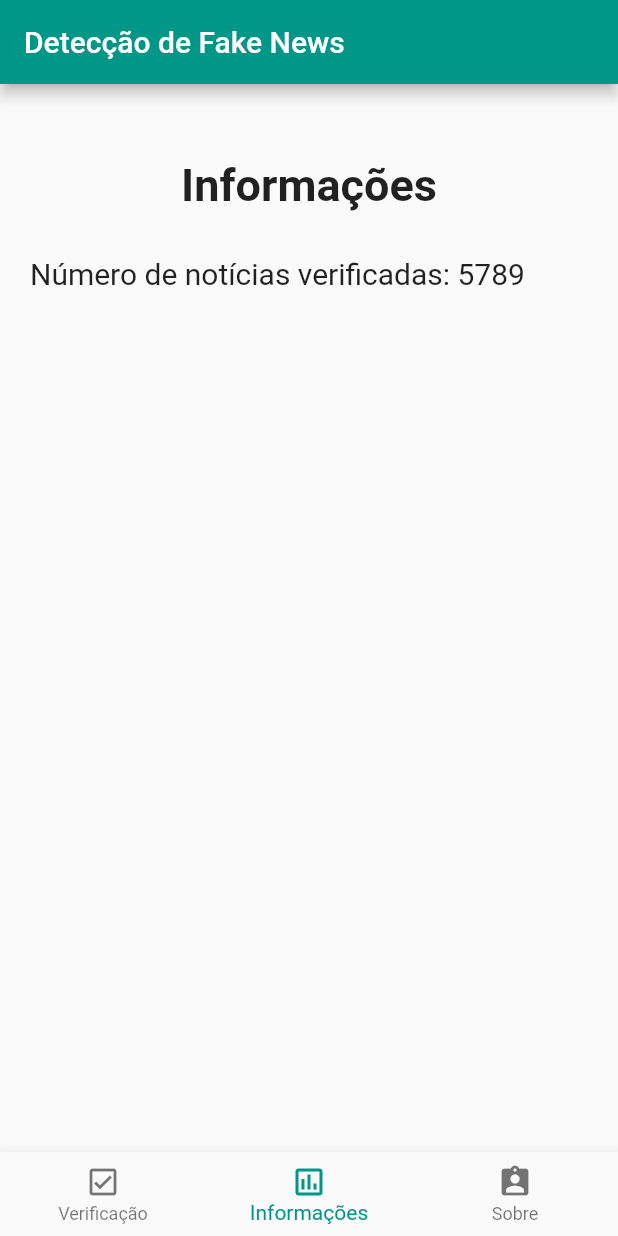
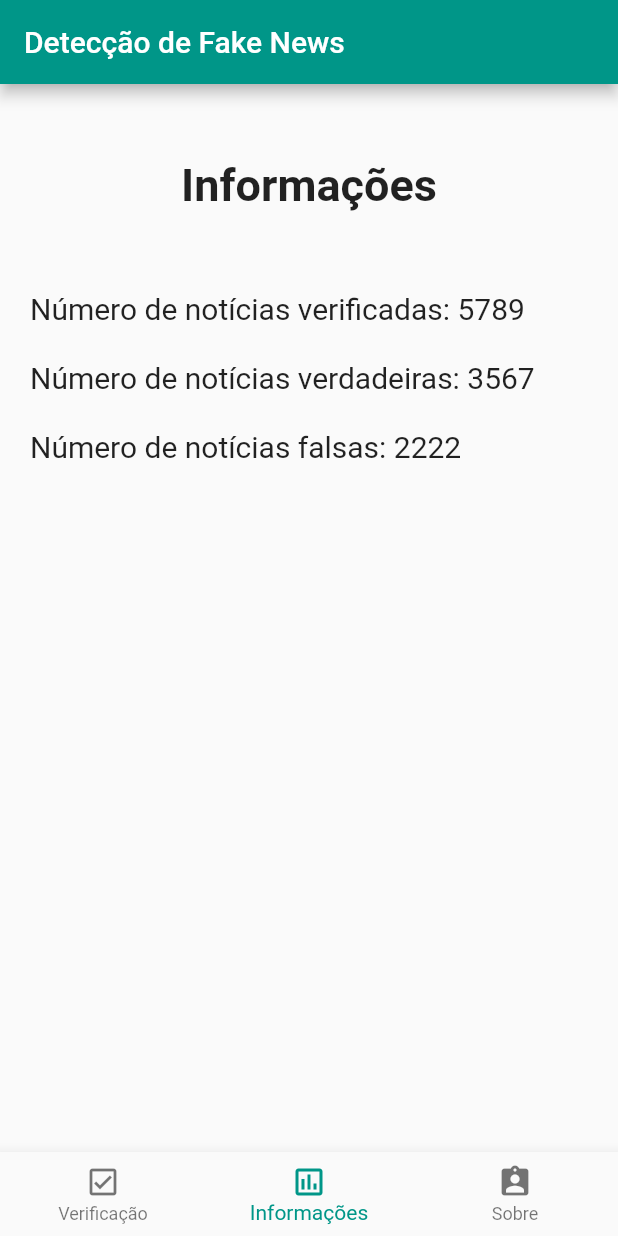
Before and after one commit to omathiasschulz/flutter_app_example, a Flutter app: the screen it shows after launch, item 2 of the bottom bar chosen, on a phone screen of 412 x 824 dp. Run offline on Flutter 3.47's test engine with Material 2 defaults, Android fonts, the light colour scheme and no system bars; our stand-ins replace splashscreen.

Commit message:
[UPD] Atualizado os contadores e a pagina de informaçoes

```diff
--- a/lib/main.dart
+++ b/lib/main.dart
@@ -31,7 +31,7 @@ class _HomePageState extends State<HomePage> {
     return Stack(
       children: <Widget>[
         SplashScreen(
-          seconds: 1,
+          seconds: 4,
           gradientBackground: LinearGradient(
             begin: Alignment.topRight,
             end: Alignment.bottomLeft,
@@ -189,7 +189,6 @@ class PageVerificacao extends StatelessWidget {
                     // valida se os campos foram preenchidos corretamente
                     if (_formKey.currentState.validate()) {
                       _formKey.currentState.save();
-                      numNoticias += 1;
                       // reseta o formulário
                       _formKey.currentState.reset();
                       var mensagem = validaNoticia(_noticia);
@@ -235,14 +234,16 @@ validaNoticia(var _noticia) {
   var typeNews = rng.nextInt(2);
   print('Tipo da notícia: ' + typeNews.toString());
   print('[1 - Fake news | 0 - True news]');
+  numNoticias += 1;
 
   // se o número for 1 é uma fake news
   // se o número for 0 é uma true news
   if (typeNews == 1) {
-    return 'Notícia identificada como fake news! ';
-  } else {
-    return 'Notícia identificada como fake news! ';
+    numNoticiasFalse += 1;
+    return 'Notícia identificada como uma falsa notícia! ';
   }
+  numNoticiasTrue += 1;
+  return 'Notícia identificada como uma verdadeira notícia! ';
 }
 
 // pagina de informações sobre as notícias
@@ -265,12 +266,15 @@ class PageInformacoes extends StatelessWidget {
               Padding(
                 padding: EdgeInsets.only(top: 30),
                 child: Align(
-                  alignment: Alignment.centerLeft,
-                  child: Text(
-                    'Número de notícias verificadas: '
-                       + numNoticias.toString(),
-                    style: TextStyle(fontSize: 20),
-                  ),
+                  alignment: Alignment.topLeft,
+                  child: Column (children: [
+                    Text(
+                      '\nNúmero de notícias verificadas: ' + numNoticias.toString()
+                      + '\n\nNúmero de notícias verdadeiras: ' + numNoticiasTrue.toString()
+                      + '\n\nNúmero de notícias falsas: ' + numNoticiasFalse.toString(),
+                      style: TextStyle(fontSize: 20),
+                    ),
+                  ]),
                 ),
               ),
             ],
```
